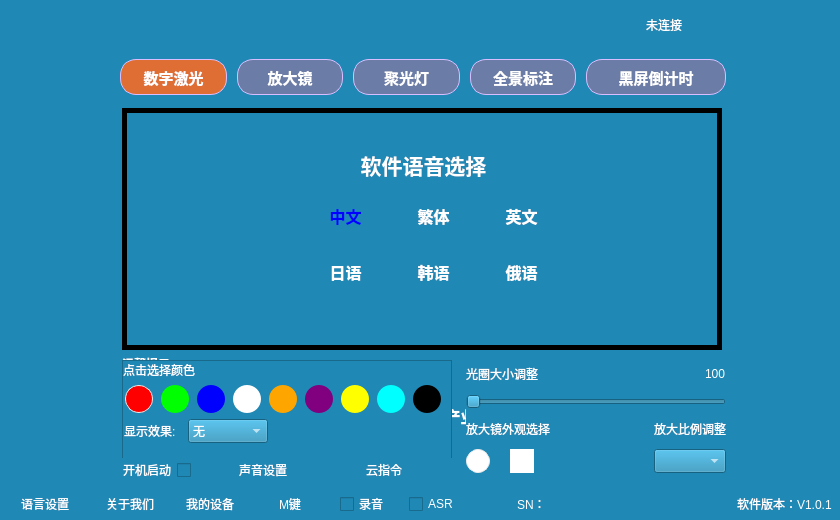
Old version of the form EasyPointer/mainwindow.ui in the repository wlffeng2008/EasyPointer.
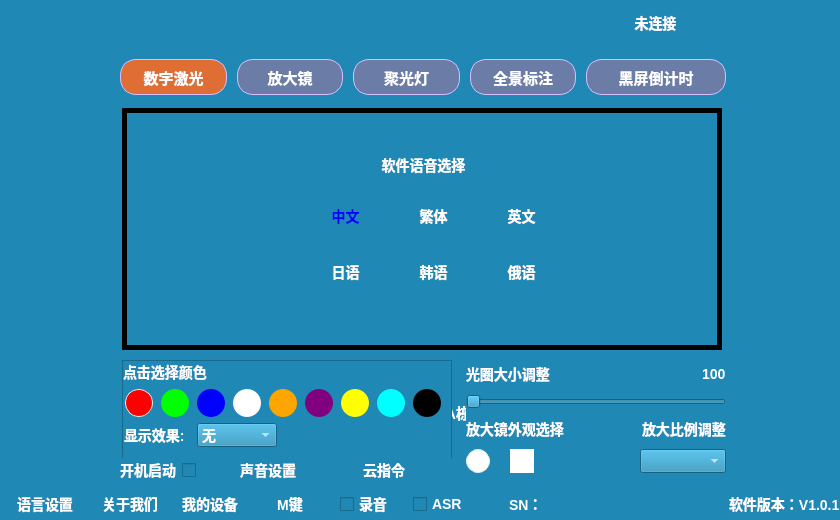
New version of the form. The open tabs and pages were chosen to show the change. Icons and pictures are not drawn. Custom widgets are drawn as their Qt base class.

```diff
--- a/EasyPointer/mainwindow.ui
+++ b/EasyPointer/mainwindow.ui
@@ -12,8 +12,8 @@
   </property>
   <property name="font">
    <font>
-    <pointsize>10</pointsize>
-    <bold>true</bold>
+    <pointsize>-1</pointsize>
+    <fontweight>DemiBold</fontweight>
    </font>
   </property>
   <property name="cursor">
@@ -24,7 +24,7 @@
   </property>
   <property name="styleSheet">
    <string notr="true">background-color: rgb(32, 136, 180);
-color:white;</string>
+color:white;font-size:14px;font-weight:600;</string>
   </property>
   <property name="iconSize">
    <size>
@@ -1510,8 +1510,8 @@
       </property>
       <property name="font">
        <font>
-        <pointsize>16</pointsize>
-        <bold>true</bold>
+        <pointsize>-1</pointsize>
+        <fontweight>DemiBold</fontweight>
        </font>
       </property>
       <property name="text">
@@ -1532,8 +1532,8 @@
       </property>
       <property name="font">
        <font>
-        <pointsize>12</pointsize>
-        <bold>true</bold>
+        <pointsize>-1</pointsize>
+        <fontweight>DemiBold</fontweight>
        </font>
       </property>
       <property name="cursor">
@@ -1578,8 +1578,8 @@
       </property>
       <property name="font">
        <font>
-        <pointsize>12</pointsize>
-        <bold>true</bold>
+        <pointsize>-1</pointsize>
+        <fontweight>DemiBold</fontweight>
        </font>
       </property>
       <property name="cursor">
@@ -1624,8 +1624,8 @@
       </property>
       <property name="font">
        <font>
-        <pointsize>12</pointsize>
-        <bold>true</bold>
+        <pointsize>-1</pointsize>
+        <fontweight>DemiBold</fontweight>
        </font>
       </property>
       <property name="cursor">
@@ -1670,8 +1670,8 @@
       </property>
       <property name="font">
        <font>
-        <pointsize>12</pointsize>
-        <bold>true</bold>
+        <pointsize>-1</pointsize>
+        <fontweight>DemiBold</fontweight>
        </font>
       </property>
       <property name="cursor">
@@ -1716,8 +1716,8 @@
       </property>
       <property name="font">
        <font>
-        <pointsize>12</pointsize>
-        <bold>true</bold>
+        <pointsize>-1</pointsize>
+        <fontweight>DemiBold</fontweight>
        </font>
       </property>
       <property name="cursor">
@@ -1762,8 +1762,8 @@
       </property>
       <property name="font">
        <font>
-        <pointsize>12</pointsize>
-        <bold>true</bold>
+        <pointsize>-1</pointsize>
+        <fontweight>DemiBold</fontweight>
        </font>
       </property>
       <property name="cursor">
@@ -1981,14 +1981,15 @@
     <property name="geometry">
      <rect>
       <x>122</x>
-      <y>356</y>
+      <y>360</y>
       <width>330</width>
       <height>34</height>
      </rect>
     </property>
     <property name="font">
      <font>
-      <bold>true</bold>
+      <pointsize>-1</pointsize>
+      <fontweight>DemiBold</fontweight>
      </font>
     </property>
     <property name="text">
@@ -2007,8 +2008,8 @@
     </property>
     <property name="font">
      <font>
-      <pointsize>12</pointsize>
-      <bold>true</bold>
+      <pointsize>-1</pointsize>
+      <fontweight>DemiBold</fontweight>
      </font>
     </property>
     <property name="text">
@@ -2027,7 +2028,7 @@
      <rect>
       <x>0</x>
       <y>490</y>
-      <width>832</width>
+      <width>840</width>
       <height>28</height>
      </rect>
     </property>
@@ -2808,12 +2809,12 @@
      </item>
     </layout>
    </widget>
-   <widget class="QWidget" name="">
+   <widget class="QWidget" name="layoutWidget">
     <property name="geometry">
      <rect>
-      <x>640</x>
-      <y>8</y>
-      <width>191</width>
+      <x>630</x>
+      <y>6</y>
+      <width>197</width>
       <height>33</height>
      </rect>
     </property>
```
Left out of the diff: 22 changed lines with no effect on the pictures.
